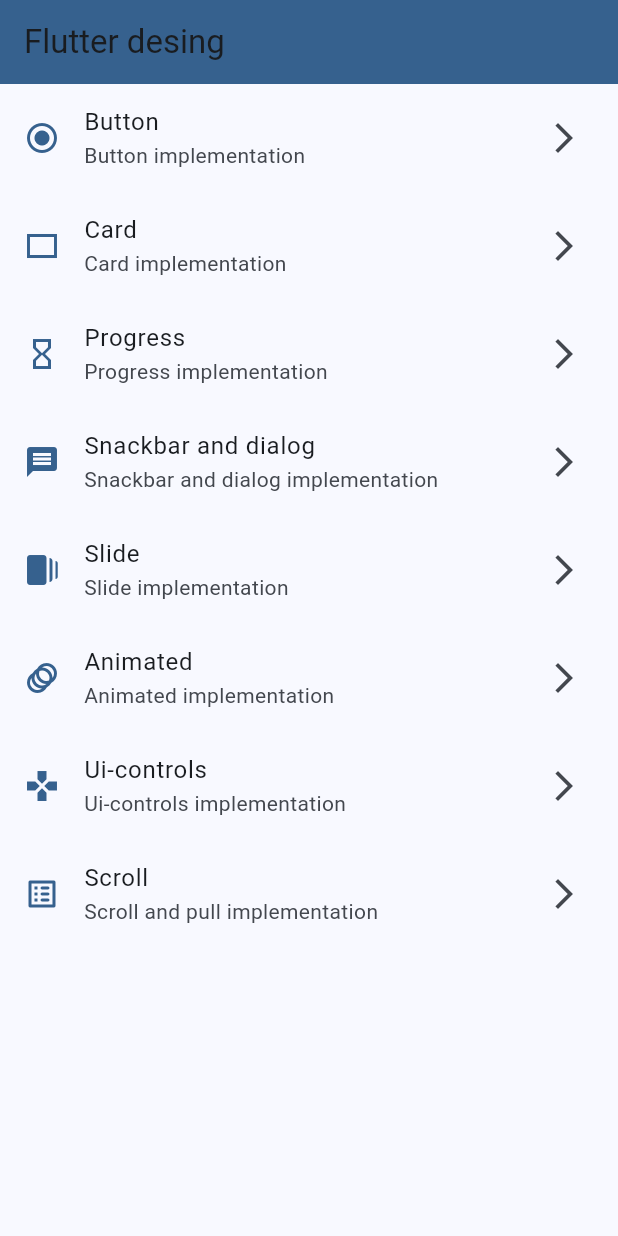
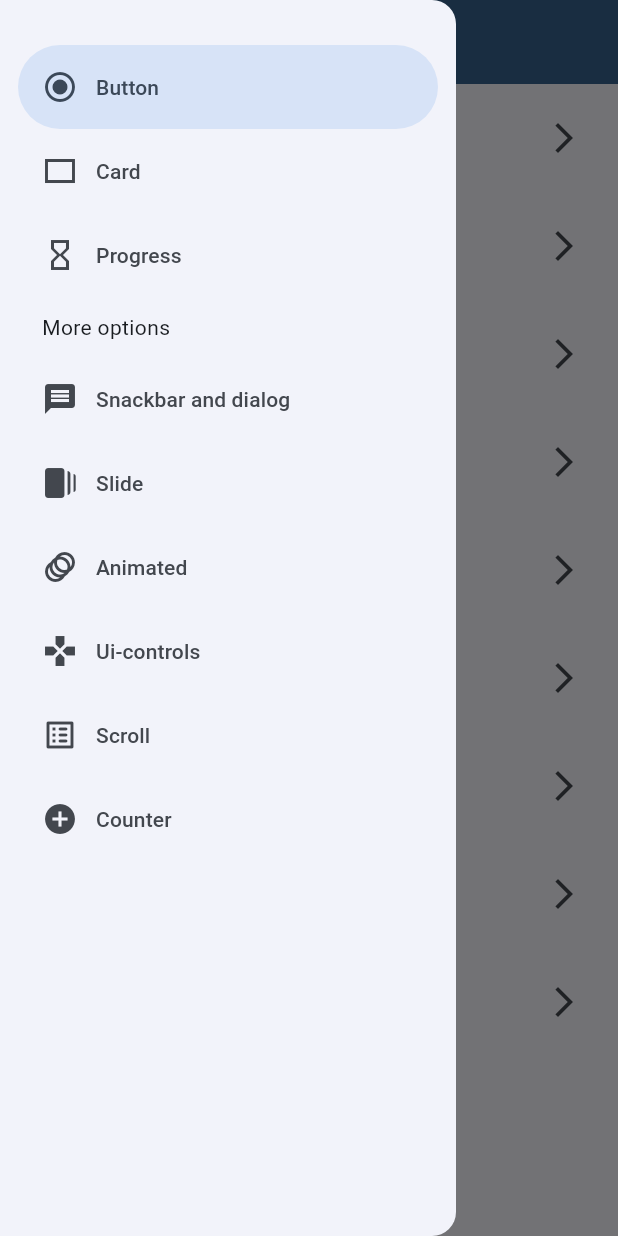
Before and after one commit to branddoon/flutter-design-course, a Flutter app: the screen it shows after launch, with the side drawer open (before the commit the screen has no drawer), on a phone screen of 412 x 824 dp. Run offline on Flutter 3.47's test engine with Material 3 defaults, Android fonts, the phone set to English and light mode, and no system bars; our stand-ins replace animate_do, go_router.

Commit message:
Feat: Added navegation

```diff
--- a/lib/config/router/router.dart
+++ b/lib/config/router/router.dart
@@ -1,5 +1,5 @@
-import 'package:flutter_design/presentation/home/home_screen.dart';
-import 'package:flutter_design/presentation/screens.dart';
+import 'package:flutter_design/presentation/screens/home/home_screen.dart';
+import 'package:flutter_design/presentation/screens/screens.dart';
 import 'package:go_router/go_router.dart';
 
 final appRouter = GoRouter(
@@ -13,6 +13,7 @@ final appRouter = GoRouter(
       GoRoute(path: '/slide', builder: (context, state) => SlideScreen()),
       GoRoute(path: '/animated', builder: (context, state) => AnimatedScreen()),
       GoRoute(path: '/ui-controls', builder: (context, state) => UiControlsScreen()),
-      GoRoute(path: '/scroll', builder: (context, state) =>ScrollScreen())
+      GoRoute(path: '/scroll', builder: (context, state) =>ScrollScreen()),
+      GoRoute(path: '/counter', builder: (context, state) =>CounterScreen())
     ]
 );
--- a/lib/data/data_items_menu.dart
+++ b/lib/data/data_items_menu.dart
@@ -10,4 +10,5 @@ const dataItemsMenu = <ItemMenu> [
   ItemMenu(title: 'Animated', subtitle: 'Animated implementation', url: '/animated', icon: Icons.animation),
   ItemMenu(title: 'Ui-controls', subtitle: 'Ui-controls implementation', url: '/ui-controls', icon: Icons.gamepad),
   ItemMenu(title: 'Scroll', subtitle: 'Scroll and pull implementation', url: '/scroll', icon: Icons.list_alt_rounded),
+  ItemMenu(title: 'Counter', subtitle: 'Counter implementation', url: '/counter', icon: Icons.add_circle),
 ];
--- a/lib/presentation/home/home_screen.dart
+++ b/lib/presentation/screens/home/home_screen.dart
@@ -1,6 +1,7 @@
 import 'package:flutter/material.dart';
 import 'package:flutter_design/data/data_items_menu.dart';
 import 'package:flutter_design/model/ItemMenu/item_menu.dart';
+import 'package:flutter_design/presentation/widgets/side_menu.dart';
 import 'package:go_router/go_router.dart';
 
 class HomeScreen extends StatelessWidget {
@@ -12,7 +13,10 @@ class HomeScreen extends StatelessWidget {
 
     final colors = Theme.of(context).colorScheme;
 
+    final scaffoldKey = GlobalKey<ScaffoldState>();
+
     return Scaffold(
+      key: scaffoldKey,
       appBar: AppBar(
         title: Text('Flutter desing'),
         backgroundColor: colors.primary,
@@ -20,6 +24,7 @@ class HomeScreen extends StatelessWidget {
       body: const Center(
         child: HomeView()
       ),
+      drawer: SideMenu(scaffoldkey: scaffoldKey,),
     );
   }
 }
--- /dev/null
+++ b/lib/presentation/screens/screens.dart
@@ -0,0 +1,9 @@
+export 'package:flutter_design/presentation/screens/counter/counter_screen.dart';
+export 'package:flutter_design/presentation/screens/scroll/scroll_screen.dart';
+export 'package:flutter_design/presentation/screens/ui_controls/ui_controls_screen.dart';
+export 'package:flutter_design/presentation/screens/animated/animated_screen.dart';
+export 'package:flutter_design/presentation/screens/slide/slide_screen.dart';
+export 'package:flutter_design/presentation/screens/progress/progress_screen.dart';
+export 'package:flutter_design/presentation/screens/snackbar/snack_bar_screen.dart';
+export 'package:flutter_design/presentation/screens/cards/cards.dart';
+export 'package:flutter_design/presentation/screens/buttons/buttons.dart';
--- /dev/null
+++ b/lib/presentation/widgets/side_menu.dart
@@ -0,0 +1,42 @@
+import 'package:flutter/material.dart';
+import 'package:flutter_design/data/data_items_menu.dart';
+import 'package:go_router/go_router.dart';
+
+class SideMenu extends StatefulWidget {
+
+  final GlobalKey<ScaffoldState> scaffoldkey;
+
+  const SideMenu({super.key, required this.scaffoldkey});
+
+  @override
+  State<SideMenu> createState() => _SideMenuState();
+}
+
+class _SideMenuState extends State<SideMenu> {
+
+  int navDrawerIndex = 0;
+
+  @override
+  Widget build(BuildContext context) {
+
+    final hastNotch = MediaQuery.of(context).viewPadding.top > 35;
+
+    return NavigationDrawer(
+      selectedIndex: navDrawerIndex,
+      onDestinationSelected: (value){
+        setState(() {
+          navDrawerIndex = value;
+        });
+        final itemMenu = dataItemsMenu[value];
+        context.push(itemMenu.url);
+        widget.scaffoldkey.currentState?.closeDrawer();
+      },
+      children: [
+        Padding(padding: EdgeInsets.fromLTRB(28, hastNotch ? 10 : 20 , 16, 10)),
+        ...dataItemsMenu.sublist(0,3).map((item) =>  NavigationDrawerDestination(icon: Icon(item.icon), label: Text(item.title))),
+        Padding(padding: EdgeInsets.fromLTRB(28, 10, 16, 10), child: Text('More options'),),
+        ...dataItemsMenu.sublist(3).map((item) =>  NavigationDrawerDestination(icon: Icon(item.icon), label: Text(item.title))),
+      ],
+    );
+  }
+}
```
Also changed, not shown: lib/presentation/screens.dart (deleted, +0 -8 lines), lib/presentation/screens/counter/counter_screen.dart (added, +20 -0 lines), lib/presentation/screens/animated/animated_screen.dart (renamed from lib/presentation/animated/animated_screen.dart), lib/presentation/screens/buttons/buttons.dart (renamed from lib/presentation/buttons/buttons.dart), lib/presentation/screens/cards/cards.dart (renamed from lib/presentation/cards/cards.dart), lib/presentation/screens/progress/progress_screen.dart (renamed from lib/presentation/progress/progress_screen.dart), lib/presentation/screens/scroll/scroll_screen.dart (renamed from lib/presentation/scroll/scroll_screen.dart), lib/presentation/screens/slide/slide_screen.dart (renamed from lib/presentation/slide/slide_screen.dart), lib/presentation/screens/snackbar/snack_bar_screen.dart (renamed from lib/presentation/snackbar/snack_bar_screen.dart), lib/presentation/screens/ui_controls/ui_controls_screen.dart (renamed from lib/presentation/ui_controls/ui_controls_screen.dart).
